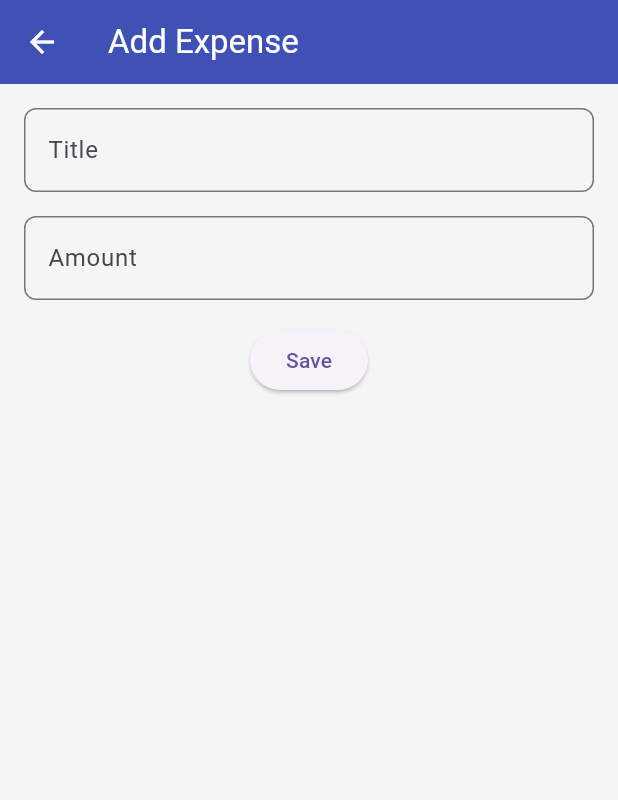
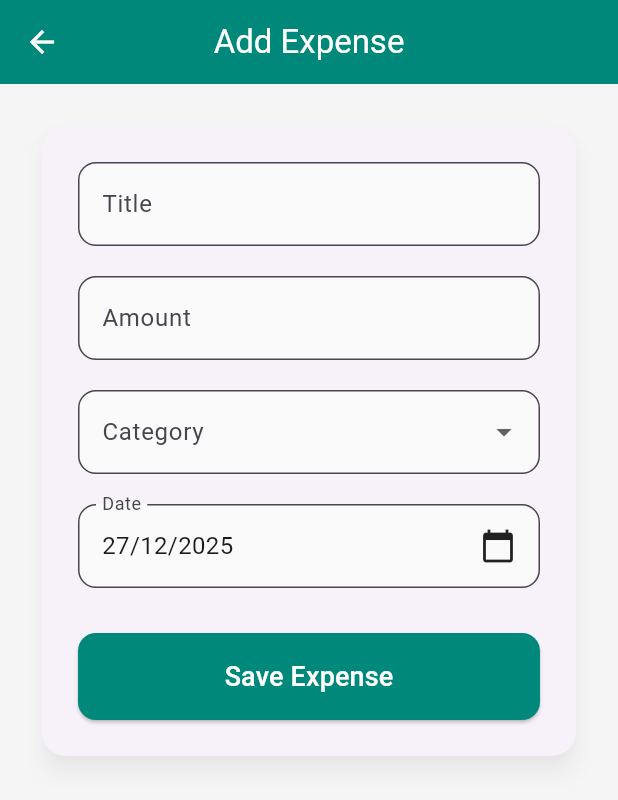
Before and after one commit to leorin444/expense_tracker, a Flutter app: the AddExpenseScreen screen opened by its route, on a phone screen of 412 x 824 dp. Shown: the top 800 px of the screen. Run offline on Flutter 3.47's test engine with Material 3 defaults, Android fonts, the phone set to English and light mode, and no system bars; our stand-ins replace logger.

Commit message:
Improve Add Expense UI and user feedback

```diff
--- a/lib/features/expense/screens/add_expense_screen.dart
+++ b/lib/features/expense/screens/add_expense_screen.dart
@@ -1,18 +1,37 @@
 import 'package:flutter/material.dart';
 import 'package:logger/logger.dart';
 
-final logger = Logger(); // global logger instance
+final logger = Logger(
+  printer: PrettyPrinter(
+    methodCount: 0,
+    errorMethodCount: 5,
+    lineLength: 80,
+    colors: true,
+    printEmojis: true,
+  ),
+);
 
 class AddExpenseScreen extends StatefulWidget {
-  const AddExpenseScreen({super.key});
   @override
   State<AddExpenseScreen> createState() => _AddExpenseScreenState();
 }
 
 class _AddExpenseScreenState extends State<AddExpenseScreen> {
   final _formKey = GlobalKey<FormState>();
+
   final _titleController = TextEditingController();
   final _amountController = TextEditingController();
+
+  final List<String> _categories = [
+    'Food',
+    'Transport',
+    'Bills',
+    'Shopping',
+    'Other',
+  ];
+
+  String? _selectedCategory;
+  DateTime _selectedDate = DateTime.now();
 
   @override
   void dispose() {
@@ -21,67 +40,191 @@ class _AddExpenseScreenState extends State<AddExpenseScreen> {
     super.dispose();
   }
 
+  Future<void> _pickDate() async {
+    final picked = await showDatePicker(
+      context: context,
+      initialDate: _selectedDate,
+      firstDate: DateTime(2020),
+      lastDate: DateTime.now(),
+    );
+
+    if (picked != null) {
+      setState(() => _selectedDate = picked);
+    }
+  }
+
   void _saveExpense() {
     if (_formKey.currentState!.validate()) {
       final title = _titleController.text;
-      final amount = double.parse(_amountController.text);
+      final amount = _amountController.text;
 
-      logger.i('${DateTime.now()} - Expense Saved: $title - $amount');
+      // 1️⃣ Log for developers
+      logger.i(
+        'Expense Saved | '
+        'Title: $title, '
+        'Amount: $amount, '
+        'Category: $_selectedCategory, '
+        'Date: $_selectedDate',
+      );
 
-      Navigator.pop(context);
+      // 2️⃣ Show user-facing message
+      ScaffoldMessenger.of(context).showSnackBar(
+        SnackBar(
+          content: const Text('Expense saved successfully'),
+          duration: const Duration(seconds: 2),
+          behavior: SnackBarBehavior.floating,
+        ),
+      );
+
+      // 3️⃣ Close screen after snackbar shows briefly
+      Future.delayed(const Duration(milliseconds: 600), () {
+        if (mounted) Navigator.pop(context);
+      });
     }
   }
 
-  final logger = Logger(
-    printer: PrettyPrinter(
-      methodCount: 0, // number of method calls to show
-      errorMethodCount: 5, // stack trace depth for errors
-      lineLength: 80, // width of each log line
-      colors: true, // enable colored output
-      printEmojis: true, // add emojis to log levels
-    ),
-  );
   @override
   Widget build(BuildContext context) {
     return Scaffold(
-      appBar: AppBar(title: Text('Add Expense')),
-      body: Padding(
-        padding: const EdgeInsets.all(16.0),
+      backgroundColor: Colors.grey[100],
+      appBar: AppBar(
+        title: const Text('Add Expense'),
+        centerTitle: true,
+        backgroundColor: Colors.teal[600],
+        elevation: 0,
+      ),
+      body: GestureDetector(
+        onTap: () => FocusScope.of(context).unfocus(),
+        child: SingleChildScrollView(
+          padding: const EdgeInsets.all(24),
+          child: Card(
+            elevation: 6,
+            shadowColor: Colors.black26,
+            shape: RoundedRectangleBorder(
+              borderRadius: BorderRadius.circular(16),
+            ),
+            child: Padding(
+              padding: const EdgeInsets.all(24),
               child: Form(
                 key: _formKey,
                 child: Column(
                   children: [
+                    /// TITLE
                     TextFormField(
                       controller: _titleController,
-                decoration: InputDecoration(labelText: 'Title'),
+                      decoration: _inputDecoration(
+                        label: 'Title',
+                        hint: 'Enter expense title',
+                      ),
+                      validator: (value) =>
+                          value == null || value.trim().isEmpty
+                          ? 'Title is required'
+                          : null,
+                    ),
+
+                    const SizedBox(height: 20),
+
+                    /// AMOUNT
+                    TextFormField(
+                      controller: _amountController,
+                      keyboardType: const TextInputType.numberWithOptions(
+                        decimal: true,
+                      ),
+                      decoration: _inputDecoration(
+                        label: 'Amount',
+                        hint: 'Enter amount',
+                        prefix: '\$ ',
+                      ),
                       validator: (value) {
                         if (value == null || value.trim().isEmpty) {
-                    return 'Please enter a title';
+                          return 'Amount is required';
+                        }
+                        if (double.tryParse(value) == null) {
+                          return 'Enter a valid number';
                         }
                         return null;
                       },
                     ),
-              SizedBox(height: 16),
-              TextFormField(
-                controller: _amountController,
-                decoration: InputDecoration(labelText: 'Amount'),
-                keyboardType: TextInputType.number,
-                validator: (value) {
-                  if (value == null || value.trim().isEmpty) {
-                    return 'Please enter an amount';
-                  }
-                  if (double.tryParse(value) == null) {
-                    return 'Please enter a valid number';
-                  }
-                  return null;
-                },
+
+                    const SizedBox(height: 20),
+
+                    /// CATEGORY
+                    DropdownButtonFormField<String>(
+                      value: _selectedCategory,
+                      decoration: _inputDecoration(label: 'Category'),
+                      items: _categories
+                          .map(
+                            (c) => DropdownMenuItem(value: c, child: Text(c)),
+                          )
+                          .toList(),
+                      onChanged: (value) =>
+                          setState(() => _selectedCategory = value),
+                      validator: (value) =>
+                          value == null ? 'Select a category' : null,
                     ),
-              SizedBox(height: 16),
-              ElevatedButton(onPressed: _saveExpense, child: Text('Save')),
+
+                    const SizedBox(height: 20),
+
+                    /// DATE
+                    InkWell(
+                      onTap: _pickDate,
+                      child: InputDecorator(
+                        decoration: _inputDecoration(label: 'Date'),
+                        child: Row(
+                          mainAxisAlignment: MainAxisAlignment.spaceBetween,
+                          children: [
+                            Text(
+                              '${_selectedDate.day}/${_selectedDate.month}/${_selectedDate.year}',
+                              style: const TextStyle(fontSize: 16),
+                            ),
+                            const Icon(Icons.calendar_today),
                           ],
+                        ),
+                      ),
+                    ),
+
+                    const SizedBox(height: 30),
+
+                    /// SAVE BUTTON
+                    SizedBox(
+                      width: double.infinity,
+                      child: ElevatedButton(
+                        onPressed: _saveExpense,
+                        style: ElevatedButton.styleFrom(
+                          backgroundColor: Colors.teal[600],
+                          padding: const EdgeInsets.symmetric(vertical: 16),
+                          shape: RoundedRectangleBorder(
+                            borderRadius: BorderRadius.circular(12),
+                          ),
+                        ),
+                        child: const Text(
+                          'Save Expense',
+                          style: TextStyle(fontSize: 18, color: Colors.white),
+                        ),
+                      ),
+                    ),
+                  ],
+                ),
+              ),
+            ),
           ),
         ),
       ),
     );
   }
+
+  InputDecoration _inputDecoration({
+    required String label,
+    String? hint,
+    String? prefix,
+  }) {
+    return InputDecoration(
+      labelText: label,
+      hintText: hint,
+      prefixText: prefix,
+      filled: true,
+      fillColor: Colors.grey[50],
+      border: OutlineInputBorder(borderRadius: BorderRadius.circular(12)),
+    );
   }
+}
```
Lines whose indentation alone changed are shown as unchanged.
